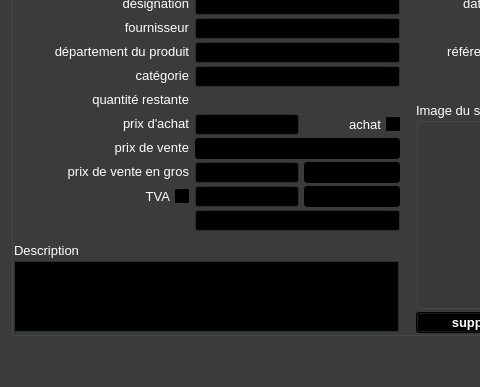
The window that ui/stocks/yeroth-erp-modifier-window.ui (xnoumbissinoundou/yeroth-erp-3.0) describes before a commit, drawn with Qt 5; both pictures show x 0 to 480 and y 213 to 600 of the 800 by 600 pixel window.
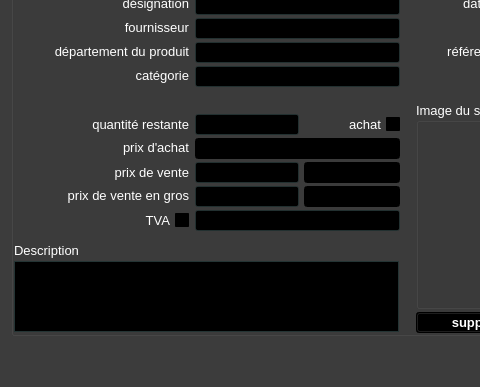
The same window after the commit. Icons and pictures are not drawn. Custom widgets are drawn as their Qt base class.

Commit message: On branch master 	modified:   ui/stocks/yeroth-erp-modifier-window.ui

Diff of the .ui file:
```diff
--- a/ui/stocks/yeroth-erp-modifier-window.ui
+++ b/ui/stocks/yeroth-erp-modifier-window.ui
@@ -5469,7 +5469,7 @@
      <property name="geometry">
       <rect>
        <x>5</x>
-       <y>202</y>
+       <y>227</y>
        <width>173</width>
        <height>21</height>
       </rect>
@@ -6889,7 +6889,7 @@
      <property name="geometry">
       <rect>
        <x>5</x>
-       <y>154</y>
+       <y>179</y>
        <width>173</width>
        <height>21</height>
       </rect>
@@ -9702,7 +9702,7 @@
      <property name="geometry">
       <rect>
        <x>5</x>
-       <y>178</y>
+       <y>202</y>
        <width>173</width>
        <height>21</height>
       </rect>
@@ -10649,7 +10649,7 @@
      <property name="geometry">
       <rect>
        <x>5</x>
-       <y>251</y>
+       <y>275</y>
        <width>173</width>
        <height>21</height>
       </rect>
@@ -12448,7 +12448,7 @@
      <property name="geometry">
       <rect>
        <x>5</x>
-       <y>226</y>
+       <y>250</y>
        <width>173</width>
        <height>21</height>
       </rect>
```
